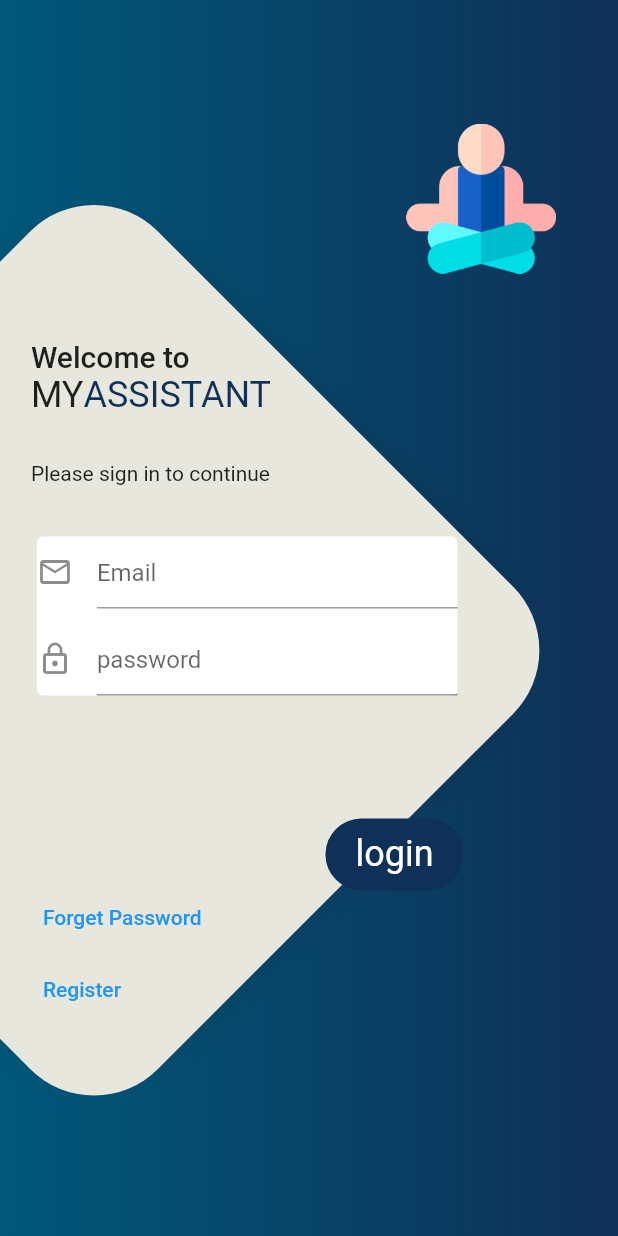
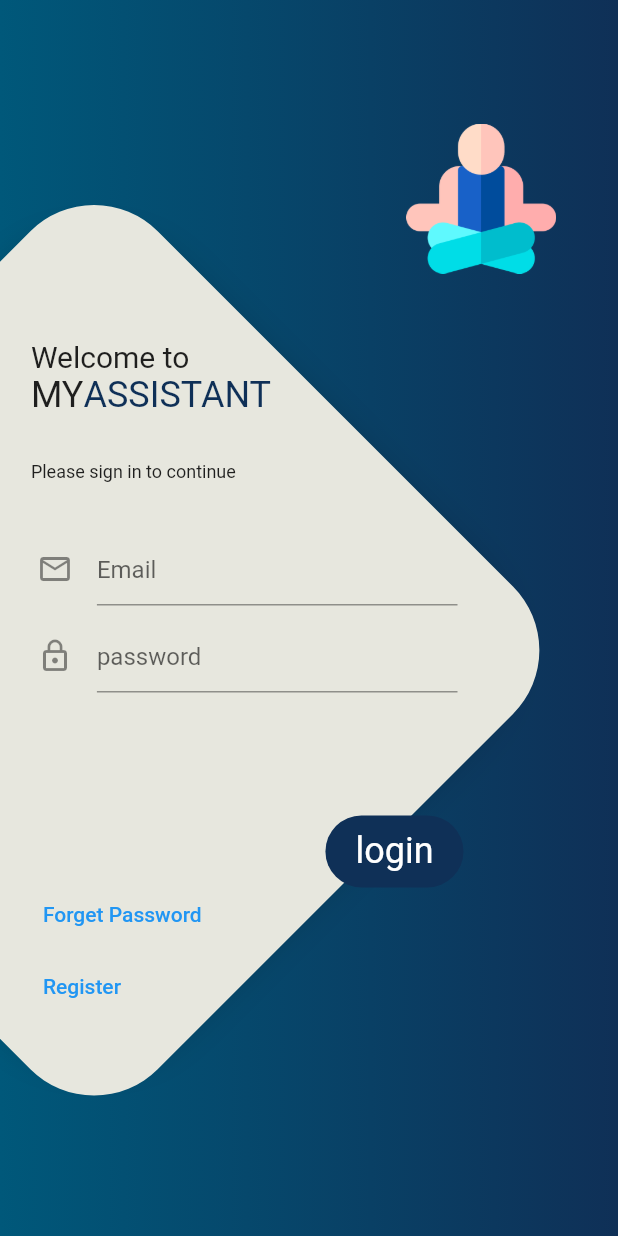
Before and after one commit to jeshu/personal-workmate, a Flutter app: the screen it shows after launch, on a phone screen of 412 x 824 dp. Run offline on Flutter 3.47's test engine with Material 2 defaults, Android fonts, the phone set to English and light mode, and no system bars.

Commit message:
Colors added

```diff
--- a/lib/screens/login_screen/login_form.dart
+++ b/lib/screens/login_screen/login_form.dart
@@ -8,9 +8,53 @@ class LoginForm extends StatefulWidget {
   _LoginFormState createState() => _LoginFormState();
 }
 
-class _LoginFormState extends State<LoginForm> {
+class _LoginFormState extends State<LoginForm>
+    with SingleTickerProviderStateMixin {
   String email = "";
   String password = "";
+
+  AnimationController _controller;
+  Animation<double> _welcomeAnimation;
+  Animation<double> _titleAnimation;
+  Animation<double> _signInTextAnimation;
+  Animation _emailFieldAnimation;
+  Animation _passwordAnimation;
+  Animation _forgetPasswordAnimation;
+  Animation _registerAnimation;
+
+  @override
+  void initState() {
+    super.initState();
+
+    _controller = AnimationController(
+      vsync: this,
+      duration: Duration(seconds: 2),
+    );
+
+    _welcomeAnimation = Tween(begin: 0.0, end: 20.0).animate(
+      CurvedAnimation(
+        parent: _controller,
+        curve: Interval(0.6, 0.8, curve: Curves.easeIn),
+      ),
+    );
+    _titleAnimation = Tween(begin: 0.0, end: 24.0).animate(
+      CurvedAnimation(
+        parent: _controller,
+        curve: Interval(0.8, 0.10, curve: Curves.easeIn),
+      ),
+    );
+    _signInTextAnimation = Tween(begin: 0.0, end: 12.0).animate(
+      CurvedAnimation(
+        parent: _controller,
+        curve: Interval(0.6, 0.8, curve: Curves.easeIn),
+      ),
+    );
+
+    _controller.addListener(() {
+      setState(() {});
+    });
+    _controller.forward();
+  }
 
   @override
   Widget build(BuildContext context) {
@@ -20,17 +64,23 @@ class _LoginFormState extends State<LoginForm> {
         children: [
           Text(
             'Welcome to',
-            style: Theme.of(context).textTheme.headline6,
+            style: Theme.of(context).textTheme.headline5.copyWith(
+                  fontSize: _welcomeAnimation?.value ?? 0.1,
+                ),
           ),
           RichText(
               textAlign: TextAlign.left,
               text: TextSpan(
                 text: 'MY',
-                style: Theme.of(context).textTheme.headline5,
+                style: Theme.of(context).textTheme.headline5.copyWith(
+                      fontSize: _titleAnimation?.value ?? 0.1,
+                    ),
                 children: <TextSpan>[
                   TextSpan(
                     text: 'ASSISTANT',
-                    style: TextStyle(color: Theme.of(context).primaryColor),
+                    style: TextStyle(
+                      color: Theme.of(context).primaryColor,
+                    ),
                   ),
                 ],
               )),
@@ -39,13 +89,17 @@ class _LoginFormState extends State<LoginForm> {
           ),
           Text(
             'Please sign in to continue',
-            style: Theme.of(context).textTheme.bodyText2,
+            style: Theme.of(context)
+                .textTheme
+                .bodyText2
+                .copyWith(fontSize: _signInTextAnimation?.value ?? 0.0),
           ),
           SizedBox(
             height: 30,
           ),
           Card(
             elevation: 0,
+            color: Colors.transparent,
             child: Column(
               children: [
                 TextFormField(
```
Also changed, not shown: lib/screens/home_screen/home_screen.dart (added), lib/screens/logs_screen/logs_screen.dart (added).
